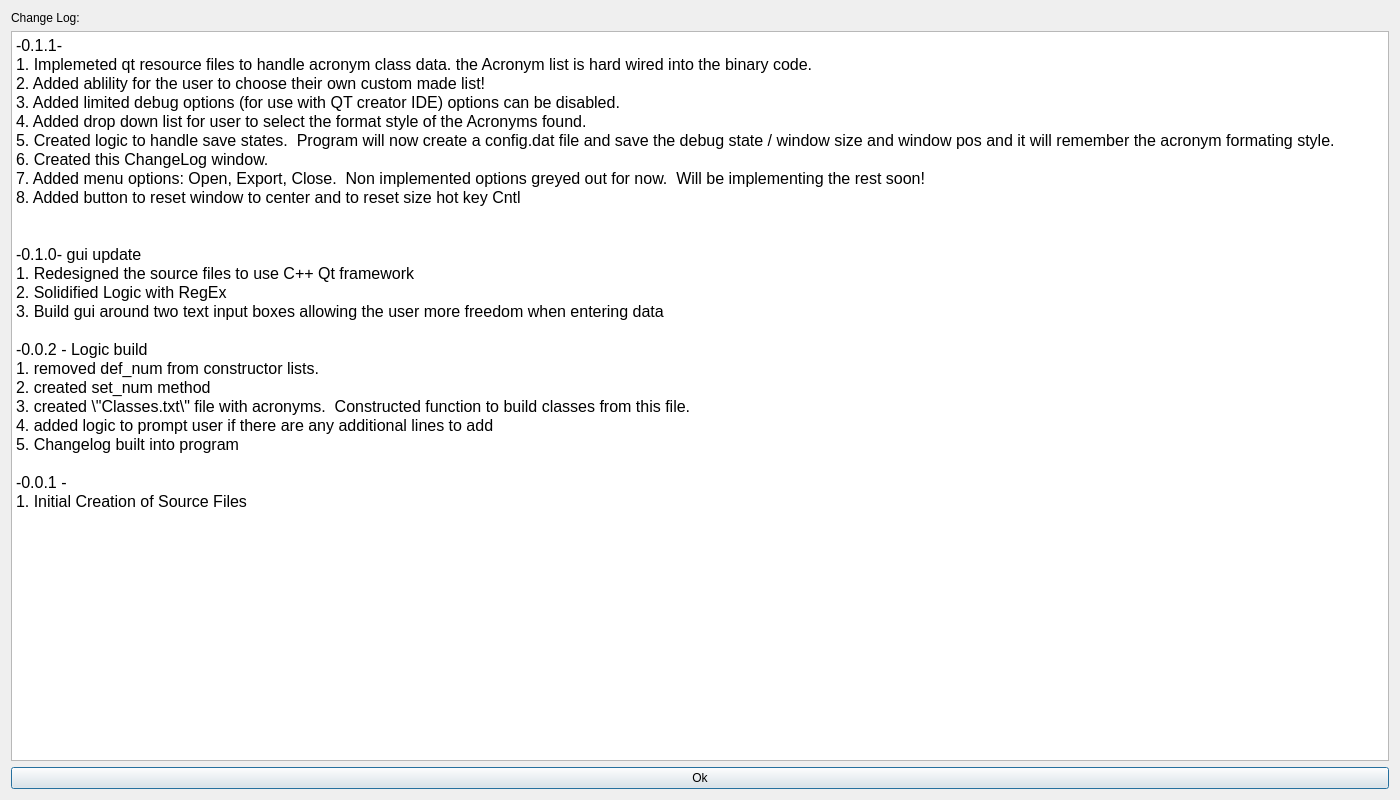
Above: Source_Files/changelog.ui from SnekCode/AcronymSorter before the change. Below: the same form after it.
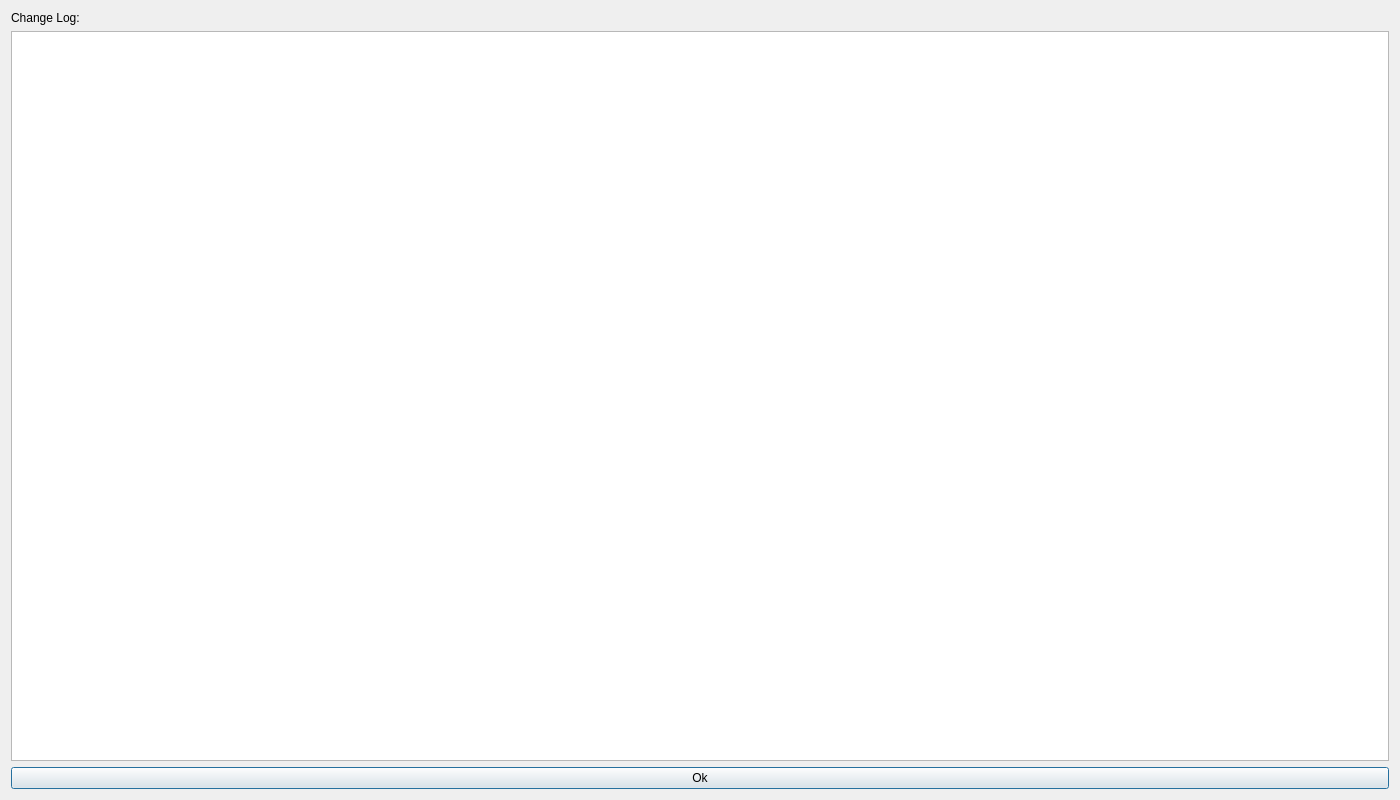
That is the form after the change.

Patch:
```diff
--- a/Source_Files/changelog.ui
+++ b/Source_Files/changelog.ui
@@ -57,31 +57,7 @@
       <bool>true</bool>
      </property>
      <property name="plainText">
-      <string>-0.1.1-
-1. Implemeted qt resource files to handle acronym class data. the Acronym list is hard wired into the binary code.
-2. Added ablility for the user to choose their own custom made list!
-3. Added limited debug options (for use with QT creator IDE) options can be disabled.
-4. Added drop down list for user to select the format style of the Acronyms found.
-5. Created logic to handle save states.  Program will now create a config.dat file and save the debug state / window size and window pos and it will remember the acronym formating style.
-6. Created this ChangeLog window.
-7. Added menu options: Open, Export, Close.  Non implemented options greyed out for now.  Will be implementing the rest soon!
-8. Added button to reset window to center and to reset size hot key Cntl&lt;home&gt;
-
-
--0.1.0- gui update
-1. Redesigned the source files to use C++ Qt framework
-2. Solidified Logic with RegEx 
-3. Build gui around two text input boxes allowing the user more freedom when entering data
-
--0.0.2 - Logic build
-1. removed def_num from constructor lists.
-2. created set_num method
-3. created \&quot;Classes.txt\&quot; file with acronyms.  Constructed function to build classes from this file.
-4. added logic to prompt user if there are any additional lines to add
-5. Changelog built into program
-
--0.0.1 -
-1. Initial Creation of Source Files</string>
+      <string/>
      </property>
      <property name="backgroundVisible">
       <bool>false</bool>
```
